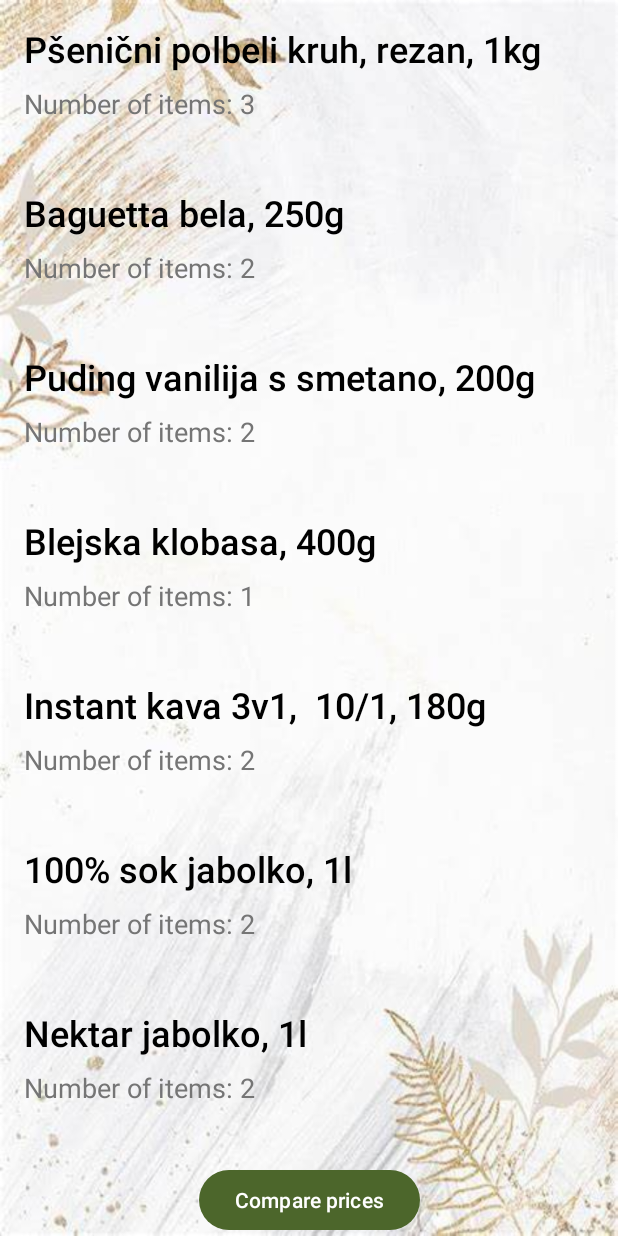
After one commit to nejc-k/GrocerEase, an Android app: the CompareList screen opened directly, with no data from a screen before it, on a phone screen of 412 x 824 dp. The commit adds this screen. Run offline under Robolectric (Android 15) with nearby library versions, the light colour scheme and no system bars.

Commit message:
Showing the reduced prices

```diff
--- a/app/build.gradle.kts
+++ b/app/build.gradle.kts
@@ -49,6 +49,7 @@ dependencies {
     implementation("com.google.android.material:material:1.12.0")
     implementation("androidx.constraintlayout:constraintlayout:2.2.0")
     implementation("androidx.activity:activity-ktx:1.9.3")
+    implementation("androidx.activity:activity:1.9.3")
     testImplementation("junit:junit:4.13.2")
     implementation("androidx.core:core-splashscreen:1.0.1")
     implementation("org.jetbrains.kotlinx:kotlinx-serialization-json:1.6.0")
--- /dev/null
+++ b/app/src/main/java/com/prvavaja/grocerease/CompareList.kt
@@ -0,0 +1,138 @@
+package com.prvavaja.grocerease
+
+import android.annotation.SuppressLint
+import android.graphics.Paint
+import android.os.Bundle
+import android.view.LayoutInflater
+import android.view.View
+import android.view.ViewGroup
+import android.widget.Button
+import android.widget.TextView
+import androidx.appcompat.app.AppCompatActivity
+import androidx.cardview.widget.CardView
+import androidx.core.text.HtmlCompat
+import androidx.recyclerview.widget.LinearLayoutManager
+import androidx.recyclerview.widget.RecyclerView
+
+class ItemAdapter(private val itemList: List<Item>) :
+    RecyclerView.Adapter<ItemAdapter.ItemViewHolder>() {
+
+    private val priceVisibilityList: MutableList<Boolean> = MutableList(itemList.size) { false }
+
+    class ItemViewHolder(itemView: View) : RecyclerView.ViewHolder(itemView) {
+        val titleTextView: TextView = itemView.findViewById(R.id.titleTextView)
+        val descriptionTextView: TextView = itemView.findViewById(R.id.descriptionTextView)
+        val oldPriceTextView: TextView = itemView.findViewById(R.id.oldPriceTextView)
+        val defaultPriceTextView: TextView = itemView.findViewById(R.id.defaultPriceTextView)
+        val newPriceTextView: TextView = itemView.findViewById(R.id.newPriceTextView)
+    }
+
+    override fun onCreateViewHolder(parent: ViewGroup, viewType: Int): ItemViewHolder {
+        val itemView = LayoutInflater.from(parent.context)
+            .inflate(R.layout.item_layout_compare_prices, parent, false)
+        return ItemViewHolder(itemView)
+    }
+
+    @SuppressLint("SetTextI18n")
+    override fun onBindViewHolder(holder: ItemViewHolder, position: Int) {
+        val currentItem = itemList[position]
+        holder.titleTextView.text = currentItem.itemName
+        holder.descriptionTextView.text = "Number of items: " + currentItem.amount
+        holder.oldPriceTextView.text = currentItem.oldPrice.toString()
+        holder.newPriceTextView.text = currentItem.newPrice.toString()
+        holder.defaultPriceTextView.text = currentItem.newPrice.toString()
+
+        if (priceVisibilityList[position]) {
+            if (String.format("%.2f", itemList[position].newPrice).toDouble() <String.format("%.2f", itemList[position].oldPrice).toDouble()  ) {
+                holder.newPriceTextView.visibility = View.VISIBLE
+                holder.oldPriceTextView.visibility = View.VISIBLE
+                holder.oldPriceTextView.paintFlags =
+                    holder.oldPriceTextView.paintFlags or Paint.STRIKE_THRU_TEXT_FLAG
+            } else {
+                holder.oldPriceTextView.visibility = View.GONE
+                holder.newPriceTextView.visibility = View.GONE
+                holder.defaultPriceTextView.visibility = View.VISIBLE
+            }
+        } else {
+            holder.oldPriceTextView.visibility = View.GONE
+            holder.newPriceTextView.visibility = View.GONE
+        }
+    }
+
+    override fun getItemCount() = itemList.size
+
+    fun togglePriceVisibility() {
+        for (i in priceVisibilityList.indices) {
+            priceVisibilityList[i] = true
+        }
+        notifyDataSetChanged()
+    }
+}
+
+class CompareList : AppCompatActivity() {
+    private lateinit var recyclerView: RecyclerView
+    private lateinit var itemAdapter: ItemAdapter
+    private lateinit var itemList: List<Item>
+
+    override fun onCreate(savedInstanceState: Bundle?) {
+        super.onCreate(savedInstanceState)
+        setContentView(R.layout.activity_compare_list)
+
+        itemList = listOf(
+            Item(
+                "Pšenični polbeli kruh, rezan, 1kg",
+                "Description 1",
+                "3",
+                oldPrice = 1.34,
+                newPrice = 1.19
+            ),
+            Item(
+                "Baguetta bela, 250g",
+                "Description 2",
+                "2",
+                oldPrice = 0.44,
+                newPrice = 0.44
+            ),
+            Item("Puding vanilija s smetano, 200g", "", "2", oldPrice = 0.34, newPrice = 0.41),
+            Item("Blejska klobasa, 400g", "", "1", oldPrice = 2.55, newPrice = 2.64),
+            Item("Instant kava 3v1,  10/1, 180g", "", "2", oldPrice = 1.19, newPrice = 1.03),
+            Item("100% sok jabolko, 1l", "", "2", oldPrice = 1.56, newPrice = 1.69),
+            Item("Nektar jabolko, 1l", "", "2", oldPrice = 0.86, newPrice = 0.79),
+            Item("Gazirana naravna mineralna voda primaqua, spar, 1,5l", "", "1", oldPrice = 0.49, newPrice = 0.49),
+        )
+
+        recyclerView = findViewById(R.id.recyclerViewComparePrices)
+        recyclerView.layoutManager = LinearLayoutManager(this)
+        itemAdapter = ItemAdapter(itemList)
+        recyclerView.adapter = itemAdapter
+
+        val comparePricesButton = findViewById<Button>(R.id.btn_compare_prices)
+        val saveMoneyCard = findViewById<CardView>(R.id.save_money_card)
+        val saveMoneyTextView = findViewById<TextView>(R.id.save_money_text)
+
+        var number = 0.0;
+        for (item in itemList) {
+            val diffPrice = item.oldPrice - item.newPrice;
+            if (diffPrice > 0.0)
+                number += diffPrice * item.amount.toInt()
+        }
+        val number2digits: Double = String.format("%.2f", number).toDouble()
+        if (number > 0) {
+            val store = "Lidl"
+            val message =
+                "Save <b>$number2digits</b>€ by buying these items in <b>$store</b>."
+            saveMoneyTextView.text = HtmlCompat.fromHtml(message, HtmlCompat.FROM_HTML_MODE_LEGACY)
+
+        }
+
+        comparePricesButton.setOnClickListener {
+            if (saveMoneyCard.visibility == View.GONE) {
+                saveMoneyCard.visibility = View.VISIBLE
+            } else {
+                saveMoneyCard.visibility = View.GONE
+            }
+
+            itemAdapter.togglePriceVisibility()
+        }
+    }
+}
--- a/app/src/main/java/com/prvavaja/grocerease/Item.kt
+++ b/app/src/main/java/com/prvavaja/grocerease/Item.kt
@@ -9,7 +9,7 @@ import kotlinx.serialization.encoding.Decoder
 import java.util.UUID
 //seraliziran razred za vsak izdelek na nakupovalnem listu
 @Serializable
-class Item(var itemName:String,var store:String,var amount:String, var checked:Boolean = false, var note:String="") {//konstruktor
+class Item(var itemName:String,var store:String,var amount:String, var checked:Boolean = false, var note:String="", var oldPrice:Double = 0.0, var newPrice:Double=0.0) {//konstruktor
     @Serializable(with = UUIDSerializer::class)
     var uuid: UUID = UUID.randomUUID()
 
--- /dev/null
+++ b/app/src/main/res/layout/activity_compare_list.xml
@@ -0,0 +1,52 @@
+<?xml version="1.0" encoding="utf-8"?>
+<androidx.constraintlayout.widget.ConstraintLayout
+    xmlns:android="http://schemas.android.com/apk/res/android"
+    xmlns:app="http://schemas.android.com/apk/res-auto"
+    xmlns:tools="http://schemas.android.com/tools"
+    android:id="@+id/main"
+    android:layout_width="match_parent"
+    android:layout_height="match_parent"
+    tools:context=".CompareList">
+
+    <Button
+        android:id="@+id/btn_compare_prices"
+        android:layout_width="wrap_content"
+        android:layout_height="wrap_content"
+        android:text="Compare prices"
+        app:layout_constraintBottom_toBottomOf="parent"
+        app:layout_constraintEnd_toEndOf="parent"
+        app:layout_constraintStart_toStartOf="parent"
+        app:layout_constraintTop_toBottomOf="@id/recyclerViewComparePrices" />
+
+    <androidx.cardview.widget.CardView
+        android:id="@+id/save_money_card"
+        android:layout_width="wrap_content"
+        android:layout_height="wrap_content"
+        android:visibility="gone"
+        android:layout_margin="16dp"
+        app:cardCornerRadius="12dp"
+        app:cardElevation="4dp"
+        app:layout_constraintBottom_toTopOf="@id/btn_compare_prices"
+        app:layout_constraintEnd_toEndOf="parent"
+        app:layout_constraintStart_toStartOf="parent"
+        app:layout_constraintTop_toBottomOf="@id/recyclerViewComparePrices">
+
+        <TextView
+            android:id="@+id/save_money_text"
+            android:layout_width="wrap_content"
+            android:layout_height="wrap_content"
+            android:textSize="18sp"
+            android:textColor="#000000"
+            android:padding="16dp"
+            android:gravity="center" />
+    </androidx.cardview.widget.CardView>
+
+    <androidx.recyclerview.widget.RecyclerView
+        android:id="@+id/recyclerViewComparePrices"
+        android:layout_width="0dp"
+        android:layout_height="0dp"
+        app:layout_constraintEnd_toEndOf="parent"
+        app:layout_constraintStart_toStartOf="parent"
+        app:layout_constraintTop_toTopOf="parent"
+        app:layout_constraintBottom_toTopOf="@id/save_money_card" />
+</androidx.constraintlayout.widget.ConstraintLayout>
--- /dev/null
+++ b/app/src/main/res/layout/item_layout_compare_prices.xml
@@ -0,0 +1,68 @@
+<?xml version="1.0" encoding="utf-8"?>
+<LinearLayout
+    xmlns:android="http://schemas.android.com/apk/res/android"
+    android:layout_width="match_parent"
+    android:layout_height="wrap_content"
+    android:orientation="horizontal"
+    android:padding="16dp"
+    android:gravity="center_vertical">
+
+    <LinearLayout
+        android:layout_width="0dp"
+        android:layout_height="wrap_content"
+        android:layout_weight="1"
+        android:orientation="vertical"
+        android:paddingEnd="12dp">
+
+        <TextView
+            android:id="@+id/titleTextView"
+            android:layout_width="wrap_content"
+            android:layout_height="wrap_content"
+            android:textSize="24sp"
+            android:textColor="#000000"
+            android:fontFamily="sans-serif-medium"
+            android:paddingBottom="8dp" />
+
+        <TextView
+            android:id="@+id/descriptionTextView"
+            android:layout_width="wrap_content"
+            android:layout_height="wrap_content"
+            android:textSize="18sp"
+            android:textColor="#757575"
+            android:paddingBottom="12dp" />
+    </LinearLayout>
+
+    <LinearLayout
+        android:layout_width="wrap_content"
+        android:layout_height="wrap_content"
+        android:orientation="vertical"
+        android:gravity="end">
+
+        <TextView
+            android:id="@+id/oldPriceTextView"
+            android:layout_width="wrap_content"
+            android:layout_height="wrap_content"
+            android:textSize="20sp"
+            android:textColor="#757575"
+            android:layout_marginEnd="12dp"
+            android:fontFamily="sans-serif-light"
+            android:visibility="gone"/>
+
+        <TextView
+            android:id="@+id/newPriceTextView"
+            android:layout_width="wrap_content"
+            android:layout_height="wrap_content"
+            android:textSize="28sp"
+            android:textColor="#D32F2F"
+            android:fontFamily="sans-serif-medium" />
+
+        <TextView
+            android:id="@+id/defaultPriceTextView"
+            android:layout_width="wrap_content"
+            android:layout_height="wrap_content"
+            android:textSize="22sp"
+            android:textColor="#000000"
+            android:fontFamily="sans-serif-medium"
+            android:visibility="gone" />
+    </LinearLayout>
+</LinearLayout>
--- a/app/src/main/res/values/strings.xml
+++ b/app/src/main/res/values/strings.xml
@@ -4,6 +4,7 @@
     <string name="nav_map_title">Map</string>
     <string name="nav_settings_title">Settings</string>
     <string name="nav_profile_title">Profile</string>
+    <string name="compare_prices">Compare prices</string>
     <string-array name="category_array">
         <item>Mercator</item>
         <item>Lidl</item>
```
Also changed, not shown: app/src/main/AndroidManifest.xml (+7 -6 lines).
